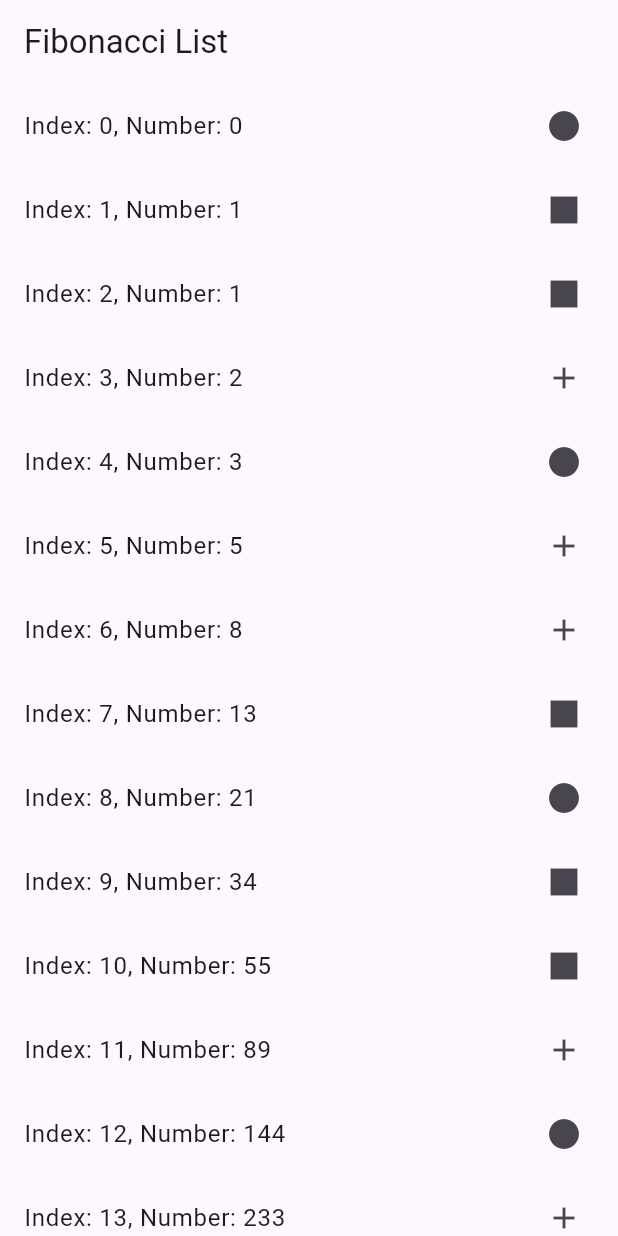
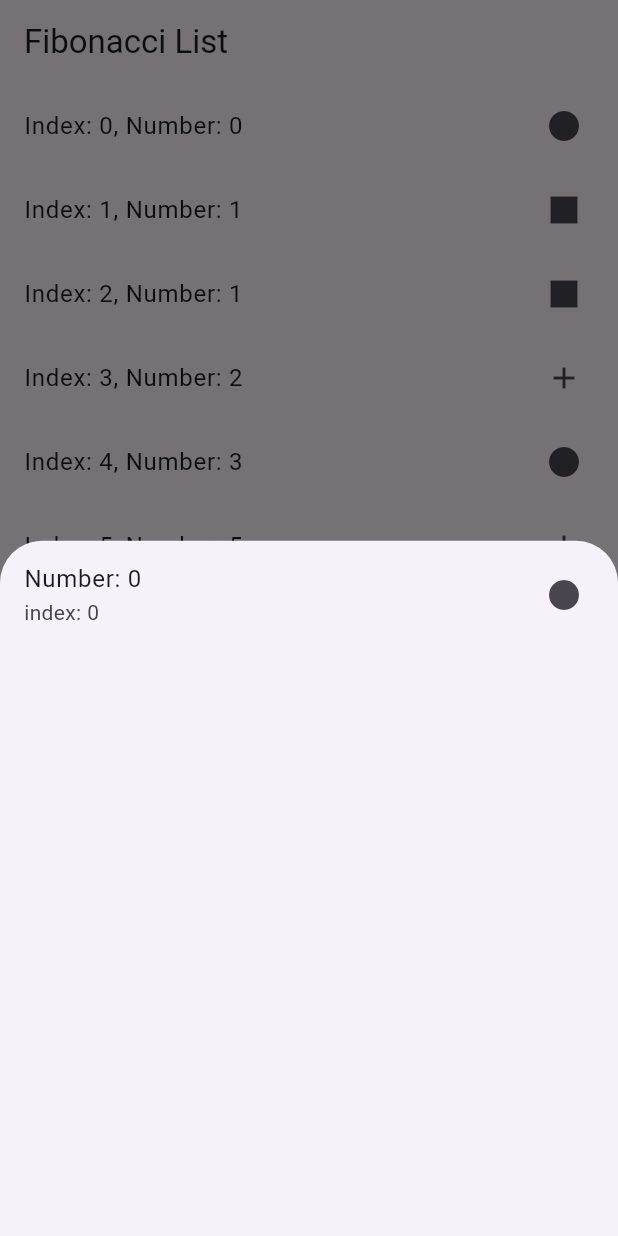
Before and after one commit to aof99191/fibonacci_app, a Flutter app: the screen it shows after launch, after a tap on an icon or button, on a phone screen of 412 x 824 dp. Run offline on Flutter 3.47's test engine with Material 3 defaults, Android fonts, the phone set to English and light mode, and no system bars; our stand-ins replace get, get_storage.

Commit message:
commit - 07072024 - 07072024

```diff
--- a/lib/controller.dart
+++ b/lib/controller.dart
@@ -20,9 +20,11 @@ class FibonacciController extends GetxController {
   ];
 
   void onchanges(int index) async{
-    if( await connectdb.getFibonacciList("FibonacciList") != null){
-      finaccimodel.value = await connectdb.getFibonacciList("FibonacciList");
-    }
+    // if( await connectdb.getFibonacciList("FibonacciList") != null){
+    //   finaccimodel.value = await connectdb.getFibonacciList("FibonacciList");
+    // }
+    finaccimodel.value.fibonacci![index].ipress = true ;
+    finaccimodel.value.toJson();
   }
 
 
@@ -39,7 +41,7 @@ class FibonacciController extends GetxController {
     }
     map['fibonacci'] = gendata;
     // print(jsonEncode(map));
-    connectdb.setFibonacciList("FibonacciList",jsonEncode(map));
+    // connectdb.setFibonacciList("FibonacciList",jsonEncode(map));
 
     finaccimodel.value = FibonacciNumber.fromJson(map);
   }
--- a/lib/local_storage/dbFibonacci.dart
+++ b/lib/local_storage/dbFibonacci.dart
@@ -20,7 +20,7 @@ class FibonacciListDB extends GetxController  {
     dynamic n ;
     if(key!=null){
       if(box.read(key) != null)   n = await  jsonDecode(box.read(key));
-
+      print(n);
     }
 
     return n;
--- a/lib/view/FibonacciListScreen.dart
+++ b/lib/view/FibonacciListScreen.dart
@@ -27,12 +27,14 @@ class _FibonacciListScreenState extends State<FibonacciListScreen> {
         ),
         body: Obx(() => ListView.builder(
           scrollDirection: Axis.vertical,
-          itemCount: fibo_ctl.finaccimodel.value.fibonacci!.where((val) =>  (val.ipress == false )).toList().length,
-          // itemCount: fibo_ctl.finaccimodel.value.fibonacci!.length,
+          itemCount: fibo_ctl.finaccimodel.value.fibonacci!.length,
+          // itemCount: fibo_ctl.finaccimodel.value.fibonacci!.where((item) =>  item.ipress == false)
+          //   .toList().length,
+
           itemBuilder: (context, index) {
-            // int data = fibo_ctl.finaccimodel.value.fibonacci![index].id!;
+            bool ipress = fibo_ctl.finaccimodel.value.fibonacci![index].ipress!;
             return ListTile(
-              onTap: () => fibo_ctl.onchanges(fibo_ctl.finaccimodel.value.fibonacci![index].id!),
+              onTap: () => onchanges(index,fibo_ctl.finaccimodel.value.fibonacci![index].number!),
               title: Text("Index: ${fibo_ctl.finaccimodel.value.fibonacci![index].id.toString()}, Number: ${fibo_ctl.finaccimodel.value.fibonacci![index].number.toString()}"),
               trailing: Icon(fibo_ctl.icons[fibo_ctl.finaccimodel.value.fibonacci![index].type!]),
             );
@@ -40,6 +42,64 @@ class _FibonacciListScreenState extends State<FibonacciListScreen> {
         ))
     );
   }
+  Widget test(int index){
+    return ListTile(
+      onTap: () => onchanges(index,fibo_ctl.finaccimodel.value.fibonacci![index].number!),
+      title: Text("Index: ${fibo_ctl.finaccimodel.value.fibonacci![index].id.toString()}, Number: ${fibo_ctl.finaccimodel.value.fibonacci![index].number.toString()}"),
+      trailing: Icon(fibo_ctl.icons[fibo_ctl.finaccimodel.value.fibonacci![index].type!]),
+    );
+  }
+  void onchanges(int index,int number) async{
+    // if( await connectdb.getFibonacciList("FibonacciList") != null){
+    //   finaccimodel.value = await connectdb.getFibonacciList("FibonacciList");
+    // }
 
+    setState(() {
+      fibo_ctl.finaccimodel.value.fibonacci![index].ipress = true ;
+      // fibo_ctl.finaccimodel.value.fibonacci!.removeAt(index);
+      // fibo_ctl.finaccimodel.value.fibonacci!.add(fibo_ctl.finaccimodel.value.fibonacci![index]);
+      fibo_ctl.finaccimodel.value.toJson();
+    });
 
+     await shwBottomSheet(index,number);
+
+  }
+
+  Future<void> shwBottomSheet(int idex , int number) async{
+    List<dynamic> filteredItems = fibo_ctl.finaccimodel.value.fibonacci!
+        .where((item) => item.number! % 3 == number % 3 && item.ipress == true)
+        .toList();
+
+    showModalBottomSheet(
+      context: context,
+      builder: (context) {
+        return  ListView.builder(
+          itemCount: filteredItems.length,
+          itemBuilder: (context, index) {
+            return ListTile(
+              // trailing: Icon(fibo_ctl.icons[index]),
+              trailing: Icon( fibo_ctl.icons[filteredItems[index].type]),
+              title: Text("Number: "+filteredItems[index].number.toString()),
+              subtitle:Text("index: "+filteredItems[index].id.toString()),
+              onTap: () {
+                setState(() {
+                  fibo_ctl.finaccimodel.value.fibonacci![idex].ipress = false ;
+                  // fibo_ctl.finaccimodel.value.fibonacci!.removeAt(index);
+                  // fibo_ctl.finaccimodel.value.fibonacci!.add(filteredItems[index]);
+                  fibo_ctl.finaccimodel.value.toJson();
+                });
+                Navigator.pop(context,true);
+                // Scroll to the added item
+                Scrollable.ensureVisible(
+                  context,
+                  alignment: 0.5,
+                  duration: Duration(seconds: 1),
+                );
+              },
+            );
+          },
+        );
+      },
+    );
+  }
 }
```
Also changed, not shown: 1 other file.
